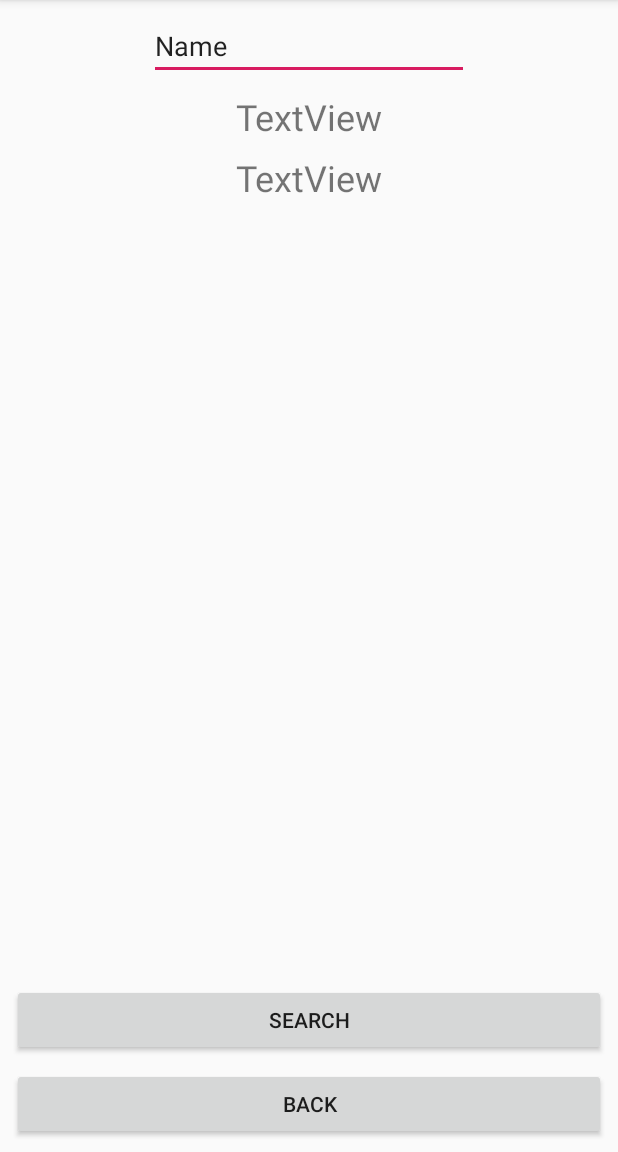
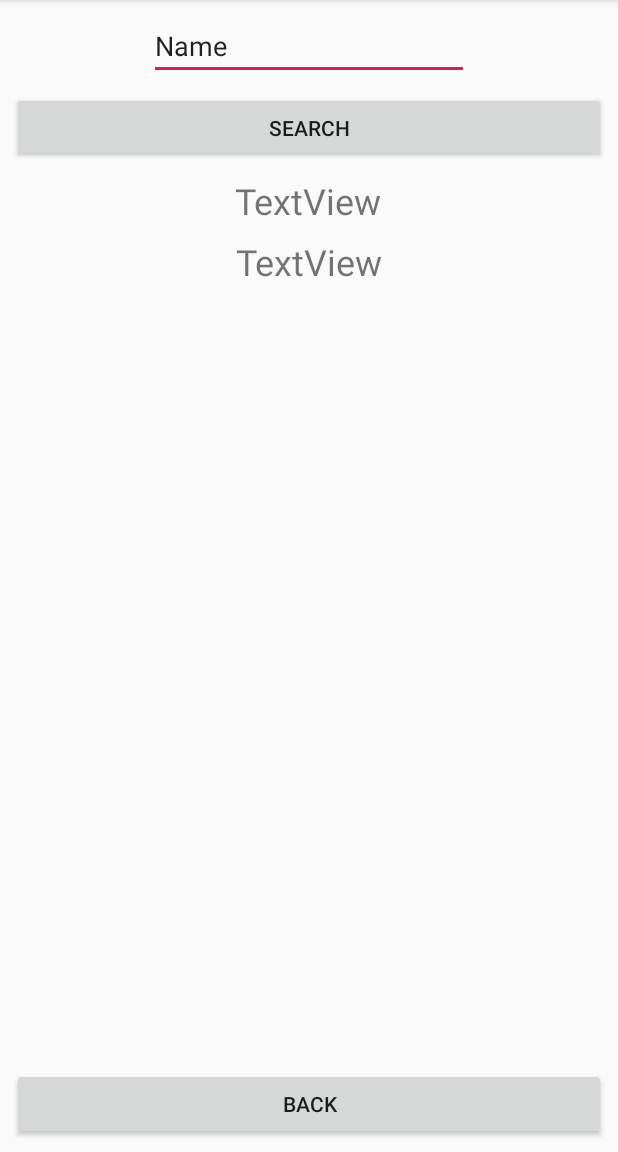
Before and after one commit to ZooLeeCoding/2019MobilAlkfejl-Week07a, an Android app: the BookActivity screen opened directly, with no data from a screen before it, on a phone screen of 412 x 824 dp, the part 84-1236 px from its top. Run offline under Robolectric (Android 15) with nearby library versions, the phone set to English and light mode, and no system bars.

Commit message:
ora vege, mukodo kod

```diff
--- a/app/src/main/AndroidManifest.xml
+++ b/app/src/main/AndroidManifest.xml
@@ -1,7 +1,8 @@
 <?xml version="1.0" encoding="utf-8"?>
 <manifest xmlns:android="http://schemas.android.com/apk/res/android"
     package="hu.szte.mobilalk.maf_02">
-
+    <uses-permission android:name="android.permission.INTERNET" />
+    <uses-permission android:name="android.permission.ACCESS_NETWORK_STATE" />
     <application
         android:allowBackup="true"
         android:icon="@mipmap/ic_launcher"
--- a/app/src/main/res/layout/activity_book.xml
+++ b/app/src/main/res/layout/activity_book.xml
@@ -34,8 +34,9 @@
         android:text="TextView"
         android:textSize="24sp"
         app:layout_constraintEnd_toEndOf="parent"
+        app:layout_constraintHorizontal_bias="0.498"
         app:layout_constraintStart_toStartOf="parent"
-        app:layout_constraintTop_toBottomOf="@+id/bookInput" />
+        app:layout_constraintTop_toBottomOf="@+id/button6" />
 
     <TextView
         android:id="@+id/authorText"
@@ -61,6 +62,7 @@
         android:layout_marginEnd="8dp"
         android:layout_marginRight="8dp"
         android:layout_marginBottom="8dp"
+        android:onClick="sendBack"
         android:text="Back"
         app:layout_constraintBottom_toBottomOf="parent"
         app:layout_constraintEnd_toEndOf="parent"
@@ -72,11 +74,13 @@
         android:layout_height="wrap_content"
         android:layout_marginStart="8dp"
         android:layout_marginLeft="8dp"
+        android:layout_marginTop="8dp"
         android:layout_marginEnd="8dp"
         android:layout_marginRight="8dp"
-        android:layout_marginBottom="8dp"
+        android:onClick="startSearch"
         android:text="Search"
-        app:layout_constraintBottom_toTopOf="@+id/button5"
         app:layout_constraintEnd_toEndOf="parent"
-        app:layout_constraintStart_toStartOf="parent" />
+        app:layout_constraintHorizontal_bias="0.0"
+        app:layout_constraintStart_toStartOf="parent"
+        app:layout_constraintTop_toBottomOf="@+id/bookInput" />
 </android.support.constraint.ConstraintLayout>
```
Also changed, not shown: app/src/main/java/hu/szte/mobilalk/maf_02/BookActivity.java (+30 -0 lines).
